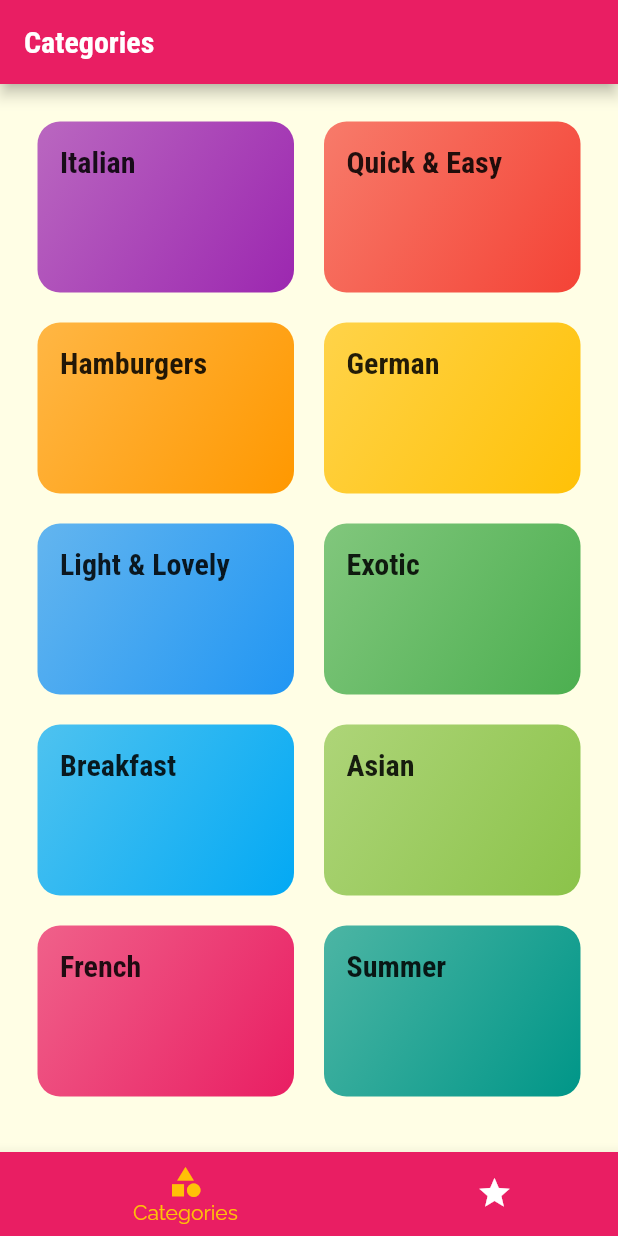
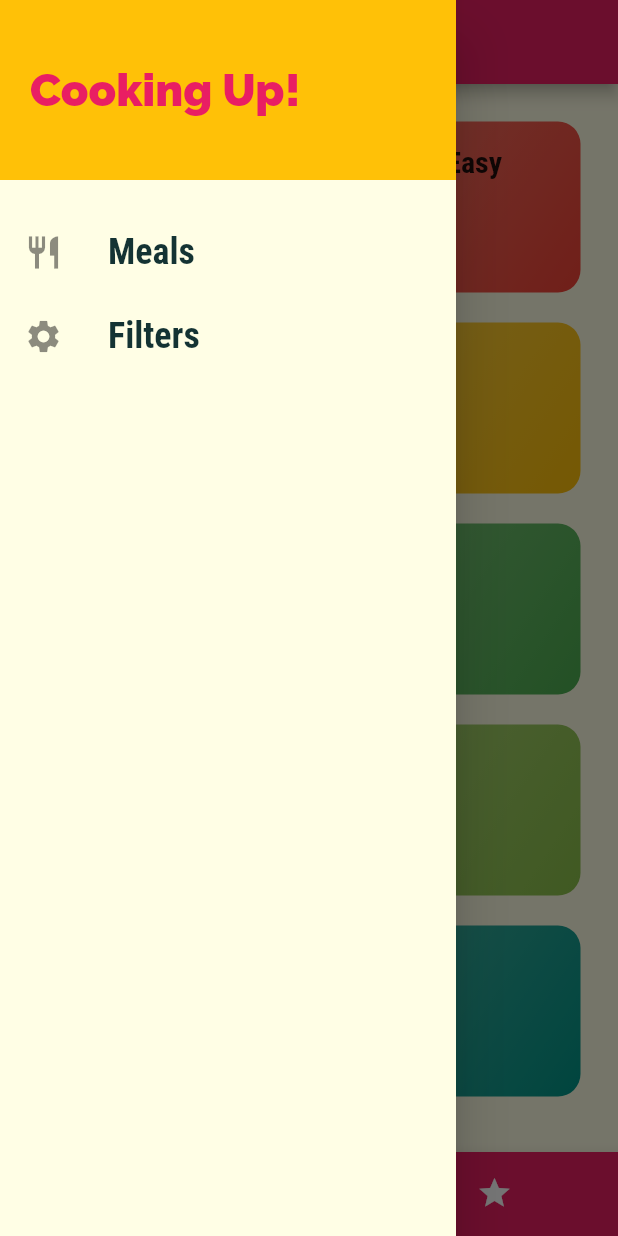
Before and after one commit to ramsthapit/flutter_meals, a Flutter app: the screen it shows after launch, with the side drawer open (before the commit the screen has no drawer), on a phone screen of 412 x 824 dp. Run offline on Flutter 3.47's test engine with Material 2 defaults, Android fonts, the phone set to English and light mode, and no system bars.

Commit message:
Adding a Custom Drawer

```diff
--- a/lib/screens/tabs_screen.dart
+++ b/lib/screens/tabs_screen.dart
@@ -1,6 +1,7 @@
 import 'package:flutter/material.dart';
 import 'package:meals_app/screens/categories_screen.dart';
 import 'package:meals_app/screens/favorites_screen.dart';
+import 'package:meals_app/widgets/main_drawer.dart';
 
 class TabScreen extends StatefulWidget {
 
@@ -29,6 +30,7 @@ class _TabScreenState extends State<TabScreen> {
         appBar: AppBar(
           title: Text(pages[_selectedPageIndex]['title'] as String),
         ),
+        drawer: const MainDrawer(),
         body: pages[_selectedPageIndex]['page'] as Widget,
         bottomNavigationBar: BottomNavigationBar(
           onTap: _selectPage,
--- /dev/null
+++ b/lib/widgets/main_drawer.dart
@@ -0,0 +1,50 @@
+import 'package:flutter/material.dart';
+
+class MainDrawer extends StatelessWidget {
+  const MainDrawer({Key? key}) : super(key: key);
+
+  Widget buildListTile(String title, IconData icon) {
+    return ListTile(
+      leading: Icon(
+        icon,
+        size: 26,
+      ),
+      title: Text(
+        title,
+        style: const TextStyle(
+            fontFamily: 'RobotoCondensed',
+            fontSize: 24,
+            fontWeight: FontWeight.bold),
+      ),
+      onTap: () {},
+    );
+  }
+
+  @override
+  Widget build(BuildContext context) {
+    return Drawer(
+      child: Column(children: <Widget>[
+        Container(
+          height: 120,
+          width: double.infinity,
+          padding: const EdgeInsets.all(20),
+          alignment: Alignment.centerLeft,
+          color: Theme.of(context).accentColor,
+          child: Text(
+            'Cooking Up!',
+            style: TextStyle(
+              fontWeight: FontWeight.w900,
+              fontSize: 30,
+              color: Theme.of(context).primaryColor,
+            ),
+          ),
+        ),
+        const SizedBox(
+          height: 20,
+        ),
+        buildListTile('Meals', Icons.restaurant),
+        buildListTile('Filters', Icons.settings),
+      ]),
+    );
+  }
+}
```
